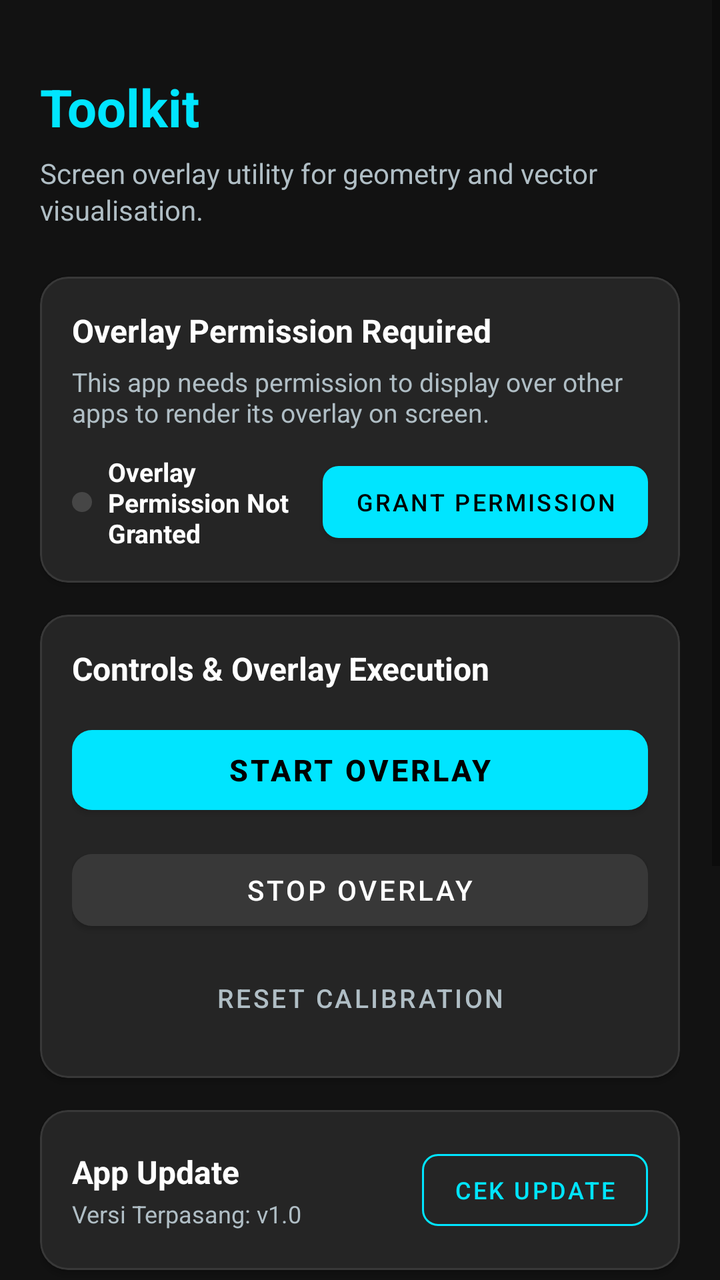
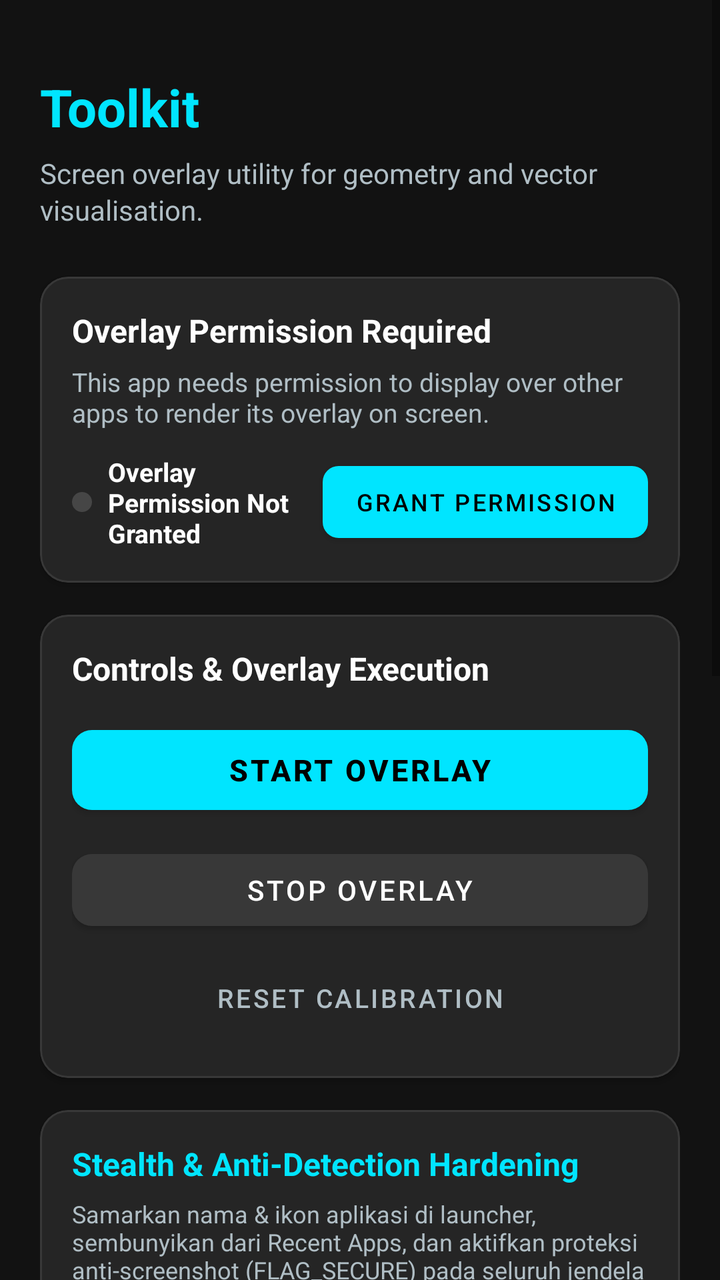

Two renders of the same Android screen: before a commit and after it. Below are the layout's source before the change and the commit's diff.
<!-- AndroidManifest.xml: activity theme Theme.Toolkit -->
<!-- res/layout/activity_main.xml -->
<?xml version="1.0" encoding="utf-8"?>
<ScrollView xmlns:android="http://schemas.android.com/apk/res/android"
    xmlns:app="http://schemas.android.com/apk/res-auto"
    xmlns:tools="http://schemas.android.com/tools"
    android:layout_width="match_parent"
    android:layout_height="match_parent"
    android:background="@color/background_dark"
    android:fillViewport="true">

    <LinearLayout
        android:layout_width="match_parent"
        android:layout_height="wrap_content"
        android:orientation="vertical"
        android:padding="20dp">

        
        <LinearLayout
            android:layout_width="match_parent"
            android:layout_height="wrap_content"
            android:layout_marginTop="16dp"
            android:layout_marginBottom="24dp"
            android:orientation="vertical">

            <TextView
                android:id="@+id/tvAppTitle"
                android:layout_width="wrap_content"
                android:layout_height="wrap_content"
                android:text="@string/app_name"
                android:textColor="@color/cyan_accent"
                android:textSize="26sp"
                android:textStyle="bold" />

            <TextView
                android:id="@+id/tvAppSubtitle"
                android:layout_width="match_parent"
                android:layout_height="wrap_content"
                android:layout_marginTop="6dp"
                android:text="@string/app_description"
                android:textColor="@color/text_secondary"
                android:textSize="14sp"
                android:lineSpacingExtra="2dp" />
        </LinearLayout>

        
        <com.google.android.material.card.MaterialCardView
            android:id="@+id/cardPermission"
            android:layout_width="match_parent"
            android:layout_height="wrap_content"
            android:layout_marginBottom="16dp"
            app:cardBackgroundColor="@color/surface_card"
            app:cardCornerRadius="14dp"
            app:cardElevation="2dp"
            app:strokeColor="@color/surface_card_border"
            app:strokeWidth="1dp">

            <LinearLayout
                android:layout_width="match_parent"
                android:layout_height="wrap_content"
                android:orientation="vertical"
                android:padding="16dp">

                <TextView
                    android:layout_width="wrap_content"
                    android:layout_height="wrap_content"
                    android:text="@string/permission_title"
                    android:textColor="@color/text_primary"
                    android:textSize="16sp"
                    android:textStyle="bold" />

                <TextView
                    android:id="@+id/tvPermissionDesc"
                    android:layout_width="match_parent"
                    android:layout_height="wrap_content"
                    android:layout_marginTop="6dp"
                    android:text="@string/permission_desc"
                    android:textColor="@color/text_secondary"
                    android:textSize="13sp" />

                <LinearLayout
                    android:layout_width="match_parent"
                    android:layout_height="wrap_content"
                    android:layout_marginTop="12dp"
                    android:gravity="center_vertical"
                    android:orientation="horizontal">

                    <View
                        android:id="@+id/indicatorStatus"
                        android:layout_width="10dp"
                        android:layout_height="10dp"
                        android:background="@drawable/bg_control_btn" />

                    <TextView
                        android:id="@+id/tvPermissionStatus"
                        android:layout_width="0dp"
                        android:layout_height="wrap_content"
                        android:layout_marginStart="8dp"
                        android:layout_weight="1"
                        android:text="@string/permission_not_granted"
                        android:textColor="@color/text_primary"
                        android:textSize="13sp"
                        android:textStyle="bold" />

                    <com.google.android.material.button.MaterialButton
                        android:id="@+id/btnGrantPermission"
                        android:layout_width="wrap_content"
                        android:layout_height="wrap_content"
                        android:text="@string/btn_grant_permission"
                        android:textColor="@color/black"
                        android:textSize="12sp"
                        app:backgroundTint="@color/cyan_accent"
                        app:cornerRadius="8dp" />
                </LinearLayout>
            </LinearLayout>
        </com.google.android.material.card.MaterialCardView>

        
        <com.google.android.material.card.MaterialCardView
            android:layout_width="match_parent"
            android:layout_height="wrap_content"
            android:layout_marginBottom="16dp"
            app:cardBackgroundColor="@color/surface_card"
            app:cardCornerRadius="14dp"
            app:cardElevation="2dp"
            app:strokeColor="@color/surface_card_border"
            app:strokeWidth="1dp">

            <LinearLayout
                android:layout_width="match_parent"
                android:layout_height="wrap_content"
                android:orientation="vertical"
                android:padding="16dp">

                <TextView
                    android:layout_width="wrap_content"
                    android:layout_height="wrap_content"
                    android:text="Controls &amp; Overlay Execution"
                    android:textColor="@color/text_primary"
                    android:textSize="16sp"
                    android:textStyle="bold" />

                <com.google.android.material.button.MaterialButton
                    android:id="@+id/btnStartOverlay"
                    android:layout_width="match_parent"
                    android:layout_height="52dp"
                    android:layout_marginTop="14dp"
                    android:text="@string/btn_start_overlay"
                    android:textColor="@color/black"
                    android:textSize="15sp"
                    android:textStyle="bold"
                    app:backgroundTint="@color/cyan_accent"
                    app:cornerRadius="10dp" />

                <com.google.android.material.button.MaterialButton
                    android:id="@+id/btnStopOverlay"
                    android:layout_width="match_parent"
                    android:layout_height="48dp"
                    android:layout_marginTop="10dp"
                    android:text="@string/btn_stop_overlay"
                    android:textColor="@color/white"
                    android:textSize="14sp"
                    app:backgroundTint="@color/surface_card_border"
                    app:cornerRadius="10dp" />

                <com.google.android.material.button.MaterialButton
                    android:id="@+id/btnResetCalibration"
                    style="@style/Widget.MaterialComponents.Button.TextButton"
                    android:layout_width="match_parent"
                    android:layout_height="wrap_content"
                    android:layout_marginTop="6dp"
                    android:text="@string/btn_reset_calibration"
                    android:textColor="@color/text_secondary"
                    android:textSize="13sp" />
            </LinearLayout>
        </com.google.android.material.card.MaterialCardView>

        
        <com.google.android.material.card.MaterialCardView
            android:id="@+id/cardUpdate"
            android:layout_width="match_parent"
            android:layout_height="wrap_content"
            android:layout_marginBottom="16dp"
            app:cardBackgroundColor="@color/surface_card"
            app:cardCornerRadius="14dp"
            app:cardElevation="2dp"
            app:strokeColor="@color/surface_card_border"
            app:strokeWidth="1dp">

            <LinearLayout
                android:layout_width="match_parent"
                android:layout_height="wrap_content"
                android:orientation="vertical"
                android:padding="16dp">

                <LinearLayout
                    android:layout_width="match_parent"
                    android:layout_height="wrap_content"
                    android:gravity="center_vertical"
                    android:orientation="horizontal">

                    <LinearLayout
                        android:layout_width="0dp"
                        android:layout_height="wrap_content"
                        android:layout_weight="1"
                        android:orientation="vertical">

                        <TextView
                            android:layout_width="wrap_content"
                            android:layout_height="wrap_content"
                            android:text="@string/label_check_update"
                            android:textColor="@color/text_primary"
                            android:textSize="16sp"
                            android:textStyle="bold" />

                        <TextView
                            android:id="@+id/tvCurrentVersion"
                            android:layout_width="wrap_content"
                            android:layout_height="wrap_content"
                            android:layout_marginTop="2dp"
                            android:text="Versi Terpasang: v1.0"
                            android:textColor="@color/text_secondary"
                            android:textSize="12sp" />
                    </LinearLayout>

                    <com.google.android.material.button.MaterialButton
                        android:id="@+id/btnCheckUpdate"
                        style="@style/Widget.MaterialComponents.Button.OutlinedButton"
                        android:layout_width="wrap_content"
                        android:layout_height="wrap_content"
                        android:text="@string/btn_check_update"
                        android:textColor="@color/cyan_accent"
                        android:textSize="12sp"
                        app:cornerRadius="8dp"
                        app:strokeColor="@color/cyan_accent"
                        app:strokeWidth="1dp" />
                </LinearLayout>

                <TextView
                    android:id="@+id/tvUpdateStatus"
                    android:layout_width="match_parent"
                    android:layout_height="wrap_content"
                    android:layout_marginTop="8dp"
                    android:textColor="@color/yellow_accent"
                    android:textSize="12sp"
                    android:visibility="gone" />

                <ProgressBar
                    android:id="@+id/progressBarUpdate"
                    style="?android:attr/progressBarStyleHorizontal"
                    android:layout_width="match_parent"
                    android:layout_height="wrap_content"
                    android:layout_marginTop="6dp"
                    android:indeterminate="false"
                    android:max="100"
                    android:progress="0"
                    android:progressTint="@color/cyan_accent"
                    android:visibility="gone" />
            </LinearLayout>
        </com.google.android.material.card.MaterialCardView>

        
        <com.google.android.material.card.MaterialCardView
            android:layout_width="match_parent"
            android:layout_height="wrap_content"
            android:layout_marginBottom="24dp"
            app:cardBackgroundColor="@color/surface_card"
            app:cardCornerRadius="14dp"
            app:cardElevation="2dp"
            app:strokeColor="@color/surface_card_border"
            app:strokeWidth="1dp">

            <LinearLayout
                android:layout_width="match_parent"
                android:layout_height="wrap_content"
                android:orientation="vertical"
                android:padding="16dp">

                <TextView
                    android:layout_width="wrap_content"
                    android:layout_height="wrap_content"
                    android:text="Quick Instructions"
                    android:textColor="@color/text_primary"
                    android:textSize="16sp"
                    android:textStyle="bold" />

                    <TextView
                        android:layout_width="match_parent"
                        android:layout_height="wrap_content"
                        android:layout_marginTop="10dp"
                        android:lineSpacingExtra="3dp"
                        android:text="• [::] Drag Handle: Tahan dan geser toolbar ke posisi mana pun di layar.\n• [Calib / Save Bound]: Buka 8 titik kalibrasi batas area target dan simpan posisi batas area target.\n• [⚙]: Atur ketebalan garis pandu, transparansi, ukuran ring target, dan pilihan warna garis.\n• [− / +]: Minimalkan toolbar menjadi mini bubble (tekan untuk membuka kembali, tahan untuk On/Off).\n• [✕]: Tutup dan hentikan layanan overlay."
                        android:textColor="@color/text_secondary"
                        android:textSize="13sp" />
            </LinearLayout>
        </com.google.android.material.card.MaterialCardView>

    </LinearLayout>
</ScrollView>
<!-- resources referenced by this layout -->
<resources>
  <color name="background_dark">#FF121212</color>
  <color name="black">#FF000000</color>
  <color name="cyan_accent">#00E5FF</color>
  <color name="surface_card">#FF252525</color>
  <color name="surface_card_border">#FF383838</color>
  <color name="text_primary">#FFFFFFFF</color>
  <color name="text_secondary">#B0BEC5</color>
  <color name="white">#FFFFFFFF</color>
  <color name="yellow_accent">#FFD600</color>
  <!-- drawable bg_control_btn (drawable) -->
  <?xml version="1.0" encoding="utf-8"?>
  <shape xmlns:android="http://schemas.android.com/apk/res/android"
      android:shape="rectangle">
      <solid android:color="#26FFFFFF" />
      <corners android:radius="8dp" />
  </shape>
  <string name="app_description">Screen overlay utility for geometry and vector visualisation.</string>
  <string name="app_name">Toolkit</string>
  <string name="btn_check_update">Cek Update</string>
  <string name="btn_grant_permission">Grant Permission</string>
  <string name="btn_reset_calibration">Reset Calibration</string>
  <string name="btn_start_overlay">Start Overlay</string>
  <string name="btn_stop_overlay">Stop Overlay</string>
  <string name="label_check_update">App Update</string>
  <string name="permission_desc">This app needs permission to display over other apps to render its overlay on screen.</string>
  <string name="permission_not_granted">Overlay Permission Not Granted</string>
  <string name="permission_title">Overlay Permission Required</string>
  <style name="Theme.Toolkit" parent="Theme.MaterialComponents.DayNight.NoActionBar">
          
          <item name="colorPrimary">@color/cyan_accent</item>
          <item name="colorPrimaryVariant">@color/cyan_accent_dark</item>
          <item name="colorOnPrimary">@color/black</item>
          
          <item name="colorSecondary">@color/yellow_accent</item>
          <item name="colorSecondaryVariant">@color/yellow_accent</item>
          <item name="colorOnSecondary">@color/black</item>
          
          <item name="android:statusBarColor">@color/background_dark</item>
          <item name="android:windowLightStatusBar">false</item>
          <item name="android:navigationBarColor">@color/background_dark</item>
          
          <item name="android:windowBackground">@color/background_dark</item>
          <item name="colorSurface">@color/surface_dark</item>
          <item name="colorOnSurface">@color/text_primary</item>
      </style>
  <color name="cyan_accent_dark">#00B0FF</color>
  <color name="surface_dark">#FF1E1E1E</color>
</resources>

<!-- the commit's change to res/layout/activity_main.xml (unified diff, before → after) -->
@@ -175,6 +175,116 @@
 
         
         <com.google.android.material.card.MaterialCardView
+            android:id="@+id/cardStealth"
+            android:layout_width="match_parent"
+            android:layout_height="wrap_content"
+            android:layout_marginBottom="16dp"
+            app:cardBackgroundColor="@color/surface_card"
+            app:cardCornerRadius="14dp"
+            app:cardElevation="2dp"
+            app:strokeColor="@color/surface_card_border"
+            app:strokeWidth="1dp">
+
+            <LinearLayout
+                android:layout_width="match_parent"
+                android:layout_height="wrap_content"
+                android:orientation="vertical"
+                android:padding="16dp">
+
+                <TextView
+                    android:layout_width="wrap_content"
+                    android:layout_height="wrap_content"
+                    android:text="@string/label_stealth_card_title"
+                    android:textColor="@color/cyan_accent"
+                    android:textSize="16sp"
+                    android:textStyle="bold" />
+
+                <TextView
+                    android:layout_width="match_parent"
+                    android:layout_height="wrap_content"
+                    android:layout_marginTop="6dp"
+                    android:text="@string/label_stealth_card_desc"
+                    android:textColor="@color/text_secondary"
+                    android:textSize="12sp" />
+
+                <TextView
+                    android:layout_width="wrap_content"
+                    android:layout_height="wrap_content"
+                    android:layout_marginTop="12dp"
+                    android:text="Launcher Identity Disguise:"
+                    android:textColor="@color/text_primary"
+                    android:textSize="13sp"
+                    android:textStyle="bold" />
+
+                <LinearLayout
+                    android:layout_width="match_parent"
+                    android:layout_height="wrap_content"
+                    android:layout_marginTop="8dp"
+                    android:orientation="horizontal">
+
+                    <com.google.android.material.button.MaterialButton
+                        android:id="@+id/btnDisguiseDefault"
+                        style="@style/Widget.MaterialComponents.Button.OutlinedButton"
+                        android:layout_width="0dp"
+                        android:layout_height="40dp"
+                        android:layout_marginEnd="4dp"
+                        android:layout_weight="1"
+                        android:insetTop="0dp"
+                        android:insetBottom="0dp"
+                        android:text="Toolkit"
+                        android:textAllCaps="false"
+                        android:textColor="@color/cyan_accent"
+                        android:textSize="11sp"
+                        app:cornerRadius="8dp"
+                        app:strokeColor="@color/cyan_accent" />
+
+                    <com.google.android.material.button.MaterialButton
+                        android:id="@+id/btnDisguiseCalc"
+                        style="@style/Widget.MaterialComponents.Button.OutlinedButton"
+                        android:layout_width="0dp"
+                        android:layout_height="40dp"
+                        android:layout_marginStart="2dp"
+                        android:layout_marginEnd="2dp"
+                        android:layout_weight="1"
+                        android:insetTop="0dp"
+                        android:insetBottom="0dp"
+                        android:text="Calculator"
+                        android:textAllCaps="false"
+                        android:textColor="@color/text_secondary"
+                        android:textSize="11sp"
+                        app:cornerRadius="8dp"
+                        app:strokeColor="@color/surface_card_border" />
+
+                    <com.google.android.material.button.MaterialButton
+                        android:id="@+id/btnDisguiseNotes"
+                        style="@style/Widget.MaterialComponents.Button.OutlinedButton"
+                        android:layout_width="0dp"
+                        android:layout_height="40dp"
+                        android:layout_marginStart="4dp"
+                        android:layout_weight="1"
+                        android:insetTop="0dp"
+                        android:insetBottom="0dp"
+                        android:text="Sys Notes"
+                        android:textAllCaps="false"
+                        android:textColor="@color/text_secondary"
+                        android:textSize="11sp"
+                        app:cornerRadius="8dp"
+                        app:strokeColor="@color/surface_card_border" />
+                </LinearLayout>
+
+                <TextView
+                    android:id="@+id/tvStealthStatus"
+                    android:layout_width="match_parent"
+                    android:layout_height="wrap_content"
+                    android:layout_marginTop="10dp"
+                    android:text="• Anti-Screenshot (FLAG_SECURE): Active\n• Recents Cloak: Active\n• R8 Bytecode Repackaging: Active"
+                    android:textColor="@color/green_status"
+                    android:textSize="12sp" />
+            </LinearLayout>
+        </com.google.android.material.card.MaterialCardView>
+
+        
+        <com.google.android.material.card.MaterialCardView
             android:id="@+id/cardUpdate"
             android:layout_width="match_parent"
             android:layout_height="wrap_content"
<!-- resource entries referenced after the edit -->
@@ -3,6 +3,7 @@
   <color name="background_dark">#FF121212</color>
   <color name="black">#FF000000</color>
   <color name="cyan_accent">#00E5FF</color>
+  <color name="green_status">#00E676</color>
   <color name="surface_card">#FF252525</color>
   <color name="surface_card_border">#FF383838</color>
   <color name="text_primary">#FFFFFFFF</color>
@@ -24,6 +25,8 @@
   <string name="btn_start_overlay">Start Overlay</string>
   <string name="btn_stop_overlay">Stop Overlay</string>
   <string name="label_check_update">App Update</string>
+  <string name="label_stealth_card_desc">Samarkan nama &amp; ikon aplikasi di launcher, sembunyikan dari Recent Apps, dan aktifkan proteksi anti-screenshot (FLAG_SECURE) pada seluruh jendela overlay.</string>
+  <string name="label_stealth_card_title">Stealth &amp; Anti-Detection Hardening</string>
   <string name="permission_desc">This app needs permission to display over other apps to render its overlay on screen.</string>
   <string name="permission_not_granted">Overlay Permission Not Granted</string>
   <string name="permission_title">Overlay Permission Required</string>
